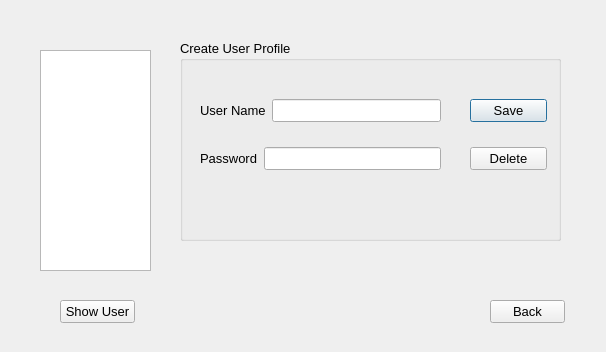
Qt form src/adduser.ui (Vorxil/MagnifiSing) before a commit.
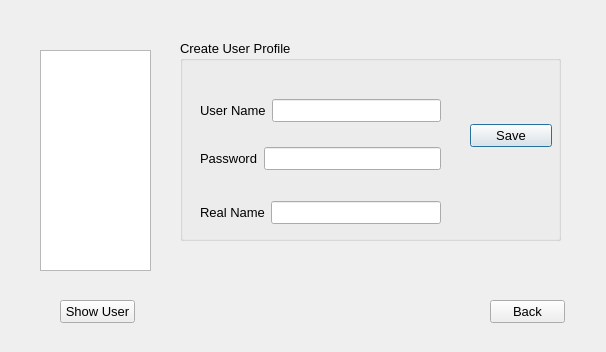
The same form after that commit.

Diff of the .ui file:
```diff
--- a/src/adduser.ui
+++ b/src/adduser.ui
@@ -91,7 +91,7 @@
      <rect>
       <x>290</x>
       <y>40</y>
-      <width>77</width>
+      <width>82</width>
       <height>111</height>
      </rect>
     </property>
@@ -109,13 +109,33 @@
        </property>
       </widget>
      </item>
+    </layout>
+   </widget>
+   <widget class="QWidget" name="layoutWidget_3">
+    <property name="geometry">
+     <rect>
+      <x>20</x>
+      <y>160</y>
+      <width>241</width>
+      <height>25</height>
+     </rect>
+    </property>
+    <layout class="QHBoxLayout" name="horizontalLayout_4">
      <item>
-      <widget class="QPushButton" name="pushButton_delete">
+      <widget class="QLabel" name="label_realName_2">
+       <property name="font">
+        <font>
+         <pointsize>10</pointsize>
+        </font>
+       </property>
        <property name="text">
-        <string>Delete</string>
+        <string>Real Name</string>
        </property>
       </widget>
      </item>
+     <item>
+      <widget class="QLineEdit" name="lineEdit_realname"/>
+     </item>
     </layout>
    </widget>
   </widget>
```
Left out of the diff: 4 changed lines with no effect on the pictures.
